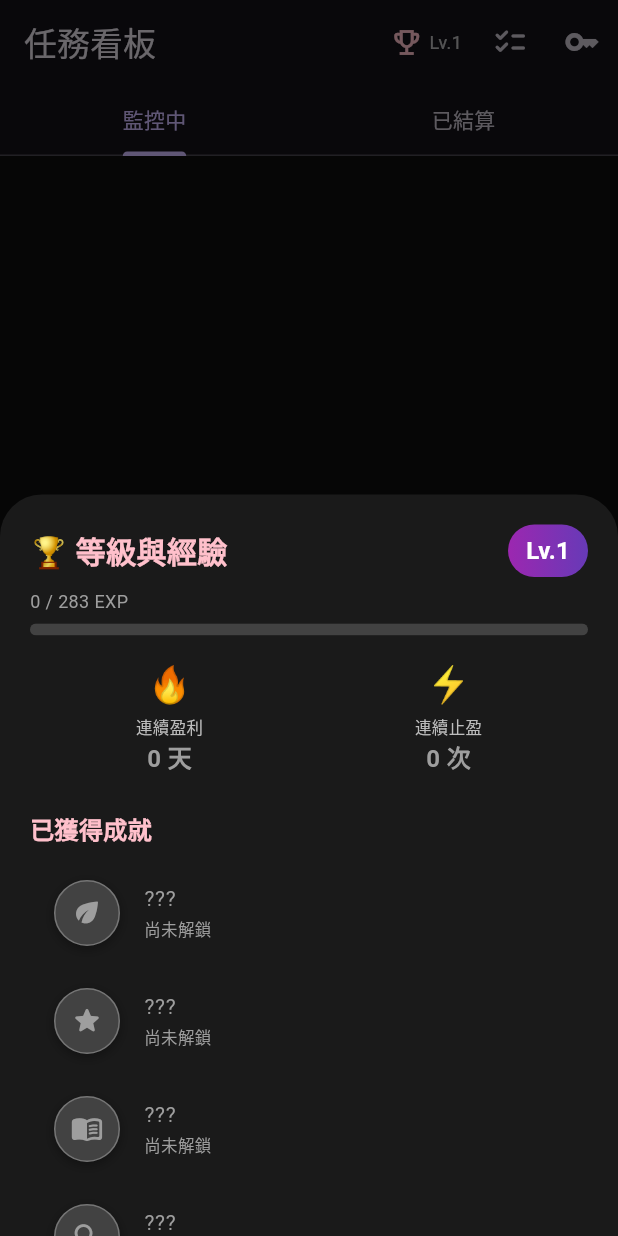
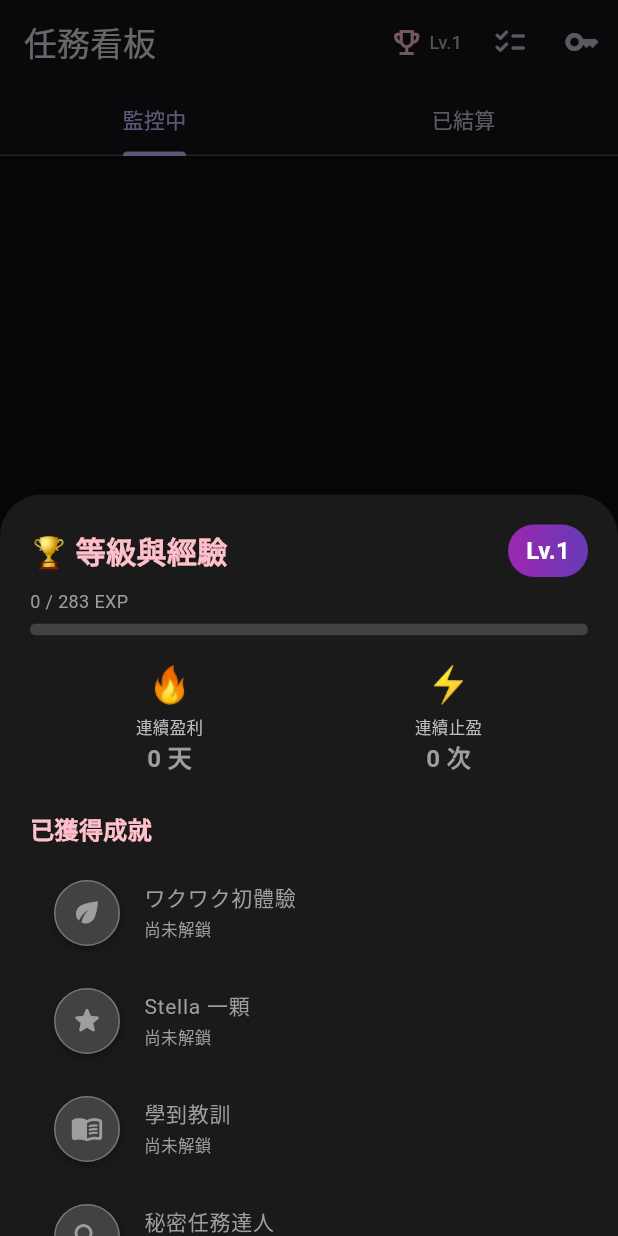
Before and after one commit to Trader-Wei/Trade-Mission, a Flutter app: the screen it shows after launch, after a tap on an icon or button, on a phone screen of 412 x 824 dp. Run offline on Flutter 3.47's test engine with Material 3 defaults, Android fonts, the phone set to English and light mode, and no system bars; our stand-ins replace flutter_secure_storage, shared_preferences, syncfusion_flutter_charts.

Commit message:
sync 2026/02/10 週二  1:59:36.48

```diff
--- a/lib/main.dart
+++ b/lib/main.dart
@@ -1938,7 +1938,7 @@ class _CryptoDashboardState extends State<CryptoDashboard> {
 
                   leading: _buildAchievementBadge(id: id, isUnlocked: isUnlocked),
 
-                  title: Text(isUnlocked ? a['title'] as String : '???', style: TextStyle(color: isUnlocked ? Colors.white : Colors.grey, fontSize: 14)),
+                  title: Text(a['title'] as String, style: TextStyle(color: isUnlocked ? Colors.white : Colors.grey, fontSize: 14)),
 
                   subtitle: Text(isUnlocked ? a['desc'] as String : '尚未解鎖', style: const TextStyle(fontSize: 11, color: Colors.grey)),
 
```
